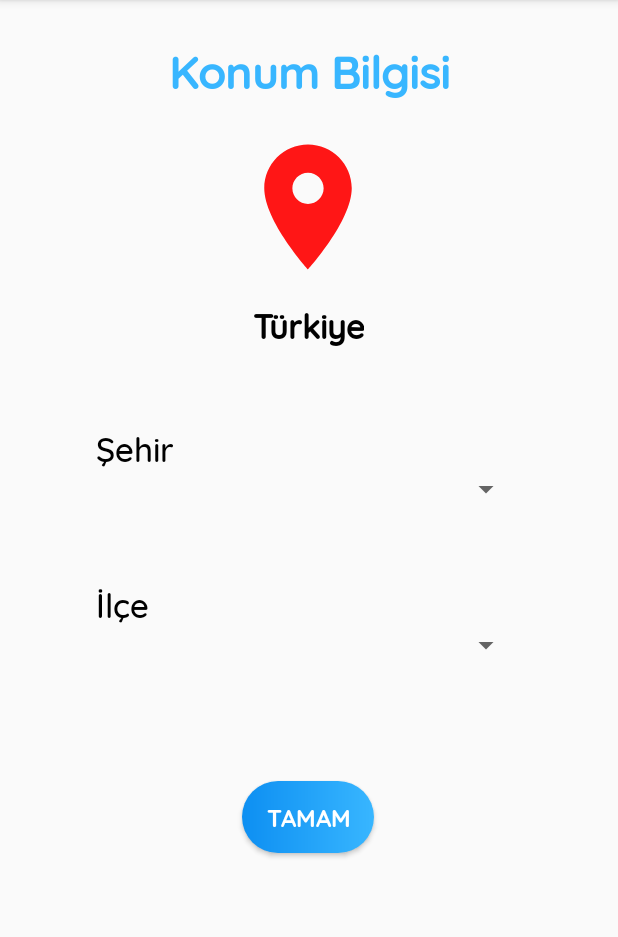
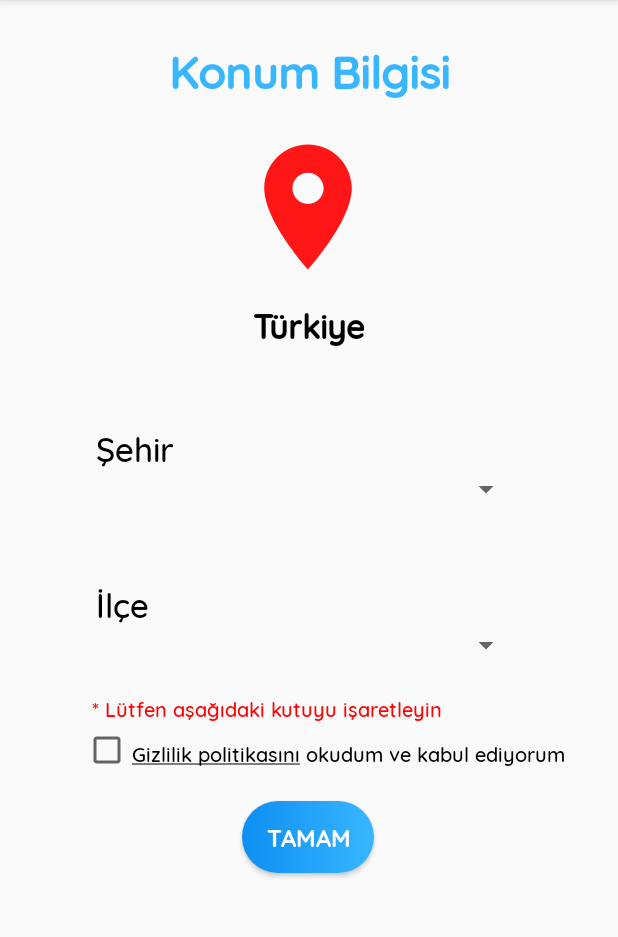
Before and after one commit to MakTheCeo/EzanVaktiPro, an Android app: the screen it shows after launch (LocationActivity), after a tap on "TAMAM", on a phone screen of 412 x 824 dp, the part 84-1021 px from its top. Run offline under Robolectric (Android 15) with nearby library versions, the phone set to English and light mode, and no system bars; 1 statement that could not run was skipped.

Commit message:
not important

```diff
--- a/app/build.gradle
+++ b/app/build.gradle
@@ -45,6 +45,7 @@ dependencies {
     implementation 'com.google.android.material:material:1.6.1'
     implementation 'androidx.constraintlayout:constraintlayout:2.1.4'
     implementation 'androidx.work:work-runtime-ktx:2.5.0'
+    implementation 'androidx.test.ext:junit-ktx:1.1.4'
     testImplementation 'junit:junit:4.13.2'
     androidTestImplementation 'androidx.test.ext:junit:1.1.3'
     androidTestImplementation 'androidx.test.espresso:espresso-core:3.4.0'
--- a/app/src/main/java/com/alkhatib/namazvakitleri/Activities/LocationActivity.kt
+++ b/app/src/main/java/com/alkhatib/namazvakitleri/Activities/LocationActivity.kt
@@ -3,12 +3,15 @@ package com.alkhatib.namazvakitleri.Activities
 import android.content.Context
 import android.content.Intent
 import android.content.SharedPreferences
+import android.net.Uri
 import android.os.Bundle
 import android.view.View
 import android.widget.AdapterView
 import android.widget.ArrayAdapter
 import android.widget.Toast
 import androidx.appcompat.app.AppCompatActivity
+import androidx.core.view.isVisible
+import com.alkhatib.namazvakitleri.MainActivity
 import com.alkhatib.namazvakitleri.RetrofitApi.City
 import com.alkhatib.namazvakitleri.RetrofitApi.District
 import com.alkhatib.namazvakitleri.RetrofitApi.RetrofitAPI
@@ -41,23 +44,56 @@ class LocationActivity : AppCompatActivity() {
         mSharedPreferences =
             this.getSharedPreferences(PREFERENCE_NAME, Context.MODE_PRIVATE)
 
+        binding.checkboxTextTV.setOnClickListener{
+                var gourl= Intent(Intent.ACTION_VIEW, Uri.parse("https://www.freeprivacypolicy.com/live/121ad82e-acbd-49f6-a3c7-cd317816039b"))
+                startActivity(gourl)
+        }
+        if (mSharedPreferences.contains("Executed") )
+        {
+            binding.checkBox.visibility = View.GONE
+            binding.warningTV.visibility = View.GONE
+            binding.checkboxTextTV.visibility = View.GONE
+        }
 
         // get data from api using retrofit.
         getCity(binding, this)
 
+
         //switch to main activity from now on.
         binding.nextBtn.setOnClickListener {
-            moveToMain()
 
-            if (mSharedPreferences.contains("PrayersDataList"))
+            if (binding.checkBox.isChecked or !binding.checkBox.isVisible) {
+
+                moveToMain()
+                if (!mSharedPreferences.contains("Executed"))
+                {
+                    val editor = mSharedPreferences.edit()
+
+                    editor.putBoolean(
+                        "Executed",
+                        true
+                        )
+                    editor.apply()
+                }
+
+            }
+            else if (!binding.warningTV.isVisible){
+                binding.warningTV.visibility = View.VISIBLE
+            }
+
+            //reset location
+            if (mSharedPreferences.contains("PrayersDataList") )
             {
+
             val editor = mSharedPreferences.edit()
 
             editor.remove(
                 "PrayersDataList",
 
             )
-            editor.apply()}
+            editor.apply()
+            }
+
         }
     }
 
--- a/app/src/main/java/com/alkhatib/namazvakitleri/Activities/SplashScreen.kt
+++ b/app/src/main/java/com/alkhatib/namazvakitleri/Activities/SplashScreen.kt
@@ -6,6 +6,7 @@ import android.os.Handler
 import android.os.Looper
 import android.view.WindowManager
 import androidx.appcompat.app.AppCompatActivity
+import com.alkhatib.namazvakitleri.MainActivity
 import com.alkhatib.namazvakitleri.R
 
 @Suppress("DEPRECATION")
--- a/app/src/main/java/com/alkhatib/namazvakitleri/Activities/MainActivity.kt
+++ b/app/src/main/java/com/alkhatib/namazvakitleri/MainActivity.kt
@@ -1,31 +1,32 @@
-package com.alkhatib.namazvakitleri.Activities
+package com.alkhatib.namazvakitleri
 
+import android.app.*
 import android.content.Context
 import android.content.Intent
 import android.content.SharedPreferences
+import android.net.Uri
+import android.os.Bundle
 import android.view.Menu
 import android.view.MenuInflater
 import android.view.MenuItem
+import android.widget.Toast
 import androidx.appcompat.app.AppCompatActivity
-import androidx.core.app.NotificationCompat
 import androidx.fragment.app.Fragment
+import com.alkhatib.namazvakitleri.Activities.LocationActivity
 import com.alkhatib.namazvakitleri.Fragments.CalenderFragment
 import com.alkhatib.namazvakitleri.Fragments.CompassFragment
 import com.alkhatib.namazvakitleri.Fragments.PrayersFragment
+import com.alkhatib.namazvakitleri.Fragments.PrayersFragment.ConnectivityUtils.isOnline
+import com.alkhatib.namazvakitleri.channelID
+import com.alkhatib.namazvakitleri.messageExtra
+import com.alkhatib.namazvakitleri.notificationID
+import com.alkhatib.namazvakitleri.titleExtra
 import com.alkhatib.namazvakitleri.R
-import com.alkhatib.namazvakitleri.RetrofitApi.SharedPrefs
 import com.alkhatib.namazvakitleri.databinding.ActivityMainBinding
+import com.alkhatib.namazvakitleri.databinding.TestingBinding
 import com.google.android.material.bottomnavigation.BottomNavigationView
 import com.google.android.material.navigation.NavigationBarView
-import android.app.*
-import com.alkhatib.namazvakitleri.Notifications.channelID
-import com.alkhatib.namazvakitleri.Notifications.messageExtra
-import com.alkhatib.namazvakitleri.Notifications.notificationID
-import com.alkhatib.namazvakitleri.Notifications.titleExtra
 import java.util.*
-import android.os.Bundle
-import android.widget.Toast
-import com.alkhatib.namazvakitleri.Fragments.PrayersFragment.ConnectivityUtils.isOnline
 
 class MainActivity : AppCompatActivity() {
     private lateinit var binding: ActivityMainBinding
@@ -44,22 +45,20 @@ class MainActivity : AppCompatActivity() {
         // TODO (STEP 3: Initialize the SharedPreferences variable.)
         mSharedPreferences =
             this.getSharedPreferences(PREFERENCE_NAME, Context.MODE_PRIVATE)
-        if (mSharedPreferences.contains("District")) {
+        if (mSharedPreferences.contains("District") and mSharedPreferences.contains("Executed")) {
 
             binding= ActivityMainBinding.inflate(layoutInflater)
         setContentView(binding.root)
 
-        //notifications
-          /*  createNotificationChannel()
-            binding.submitButton.setOnClickListener{
-                scheduleNotification()
-            }
-*/
-        //default home fragment
+      //notifications
+          createNotificationChannel()
+
+
+    //default home fragment
         loadFragment(PrayersFragment())
 
         //assigning value to bottom nav
-        bottomNav = binding.bottomNav as BottomNavigationView
+      bottomNav = binding.bottomNav as BottomNavigationView
 
         //loading the fragment based on navigation bar clicks...
         bottomNav.setOnItemSelectedListener(NavigationBarView.OnItemSelectedListener { item ->
@@ -83,7 +82,8 @@ class MainActivity : AppCompatActivity() {
 
     }
     else{
-            moveToLocationActivity()}
+            moveToLocationActivity()
+    }
 
     }
     //inflate menu
@@ -101,10 +101,18 @@ class MainActivity : AppCompatActivity() {
         val intent = Intent(this, LocationActivity::class.java)
             startActivity(intent)
         }
+        else if(item.itemId==R.id.privacyPolicyMi&& isOnline(this)){
+
+                var gourl= Intent(Intent.ACTION_VIEW, Uri.parse("https://www.freeprivacypolicy.com/live/121ad82e-acbd-49f6-a3c7-cd317816039b"))
+                startActivity(gourl)
+
+        }
         else{
             Toast.makeText(this, "İnternet bağlantısı yok", Toast.LENGTH_SHORT)
                 .show()
         }
+
+
         return true
     }
     //switch to Location activity
@@ -125,13 +133,13 @@ class MainActivity : AppCompatActivity() {
     }
 
     //schedule a notification
-   /* private fun scheduleNotification()
+    private fun scheduleNotification(title: String,message: String)
     {
         val intent = Intent(applicationContext, Notification::class.java)
-        val title = "Ezan vakti pro"
-        val message = "Akşam"
+        val title = "Yatsı"
+        val message = "Yatsı "
         intent.putExtra(titleExtra, title)
-        intent.putExtra(messageExtra, message)
+        intent.putExtra(messageExtra, message+" namazı 5 dakika sonradır")
 
         val pendingIntent = PendingIntent.getBroadcast(
             applicationContext,
@@ -168,11 +176,11 @@ class MainActivity : AppCompatActivity() {
 
     private fun getTime(): Long
     {
-        val minute = binding.timePicker.minute
-        val hour = binding.timePicker.hour
-        val day = binding.datePicker.dayOfMonth
-        val month = binding.datePicker.month
-        val year = binding.datePicker.year
+        val minute = 17
+        val hour =19
+        val day = 27
+        val month =11
+        val year = 2022
 
         val calendar = Calendar.getInstance()
         calendar.set(year, month, day, hour, minute)
@@ -181,13 +189,22 @@ class MainActivity : AppCompatActivity() {
 
     private fun createNotificationChannel()
     {
-        val name = "Notif Channel"
-        val desc = "A Description of the Channel"
+        val name = "Namaz Bildirimi"
+        val desc = "Ezan Vakti Bildirimi"
         val importance = NotificationManager.IMPORTANCE_DEFAULT
         val channel = NotificationChannel(channelID, name, importance)
         channel.description = desc
         val notificationManager = getSystemService(NOTIFICATION_SERVICE) as NotificationManager
         notificationManager.createNotificationChannel(channel)
     }
-*/
+
+
+    //when back btn pressed
+
+    override fun onBackPressed() {
+        val a = Intent(Intent.ACTION_MAIN)
+        a.addCategory(Intent.CATEGORY_HOME)
+        a.flags = Intent.FLAG_ACTIVITY_NEW_TASK
+        startActivity(a)
+    }
 }
--- a/app/src/main/java/com/alkhatib/namazvakitleri/Notifications/Notification.kt
+++ b/app/src/main/java/com/alkhatib/namazvakitleri/Notification.kt
@@ -1,4 +1,4 @@
-package com.alkhatib.namazvakitleri.Notifications
+package com.alkhatib.namazvakitleri
 
 import android.app.NotificationManager
 import android.content.BroadcastReceiver
@@ -17,7 +17,7 @@ class Notification : BroadcastReceiver()
     override fun onReceive(context: Context, intent: Intent)
     {
         val notification = NotificationCompat.Builder(context, channelID)
-            .setSmallIcon(R.drawable.ic_launcher_foreground)
+            .setSmallIcon(R.drawable.ic_baseline_notifications_active_24)
             .setContentTitle(intent.getStringExtra(titleExtra))
             .setContentText(intent.getStringExtra(messageExtra))
             .build()
--- a/app/src/main/res/layout/activity_location.xml
+++ b/app/src/main/res/layout/activity_location.xml
@@ -101,15 +101,53 @@
         style="@style/prayerTableTheme"
         android:layout_width="wrap_content"
         android:layout_height="wrap_content"
+        android:layout_marginTop="92dp"
         android:background="@drawable/button_background_blue"
         android:fontFamily="@font/qs_bold"
         android:text="TAMAM"
         android:textColor="@color/white"
         android:textSize="16sp"
-        app:layout_constraintBottom_toBottomOf="parent"
         app:layout_constraintEnd_toEndOf="parent"
         app:layout_constraintHorizontal_bias="0.498"
         app:layout_constraintStart_toStartOf="parent"
-        app:layout_constraintTop_toBottomOf="@+id/districtSpinner"
-        app:layout_constraintVertical_bias="0.283" />
+        app:layout_constraintTop_toBottomOf="@+id/districtSpinner" />
+
+    <TextView
+        android:id="@+id/warningTV"
+        style="@style/prayerTableTheme"
+        android:layout_width="wrap_content"
+        android:layout_height="wrap_content"
+        android:layout_marginTop="20dp"
+        android:text="@string/check_the_checkbox"
+        android:textColor="#FF0000"
+        android:textSize="13sp"
+        android:visibility="invisible"
+        app:layout_constraintEnd_toEndOf="parent"
+        app:layout_constraintHorizontal_bias="0.34"
+        app:layout_constraintStart_toStartOf="parent"
+        app:layout_constraintTop_toBottomOf="@+id/districtSpinner" />
+
+    <TextView
+        android:id="@+id/checkboxTextTV"
+        style="@style/prayerTableTheme"
+        android:layout_width="0dp"
+        android:layout_height="wrap_content"
+        android:layout_marginTop="10dp"
+        android:layout_marginEnd="35dp"
+        android:text="@string/agreement"
+        android:textSize="13sp"
+        app:layout_constraintEnd_toEndOf="parent"
+        app:layout_constraintTop_toBottomOf="@+id/warningTV" />
+
+    <CheckBox
+        android:id="@+id/checkBox"
+        android:layout_width="wrap_content"
+        android:layout_height="wrap_content"
+        android:layout_marginTop="2dp"
+        android:shadowColor="#FFFFFF"
+        app:layout_constraintEnd_toStartOf="@+id/checkboxTextTV"
+        app:layout_constraintHorizontal_bias="0.983"
+        app:layout_constraintStart_toStartOf="parent"
+        app:layout_constraintTop_toBottomOf="@+id/warningTV" />
+
 </androidx.constraintlayout.widget.ConstraintLayout>
--- a/app/src/main/res/layout/activity_main.xml
+++ b/app/src/main/res/layout/activity_main.xml
@@ -5,19 +5,20 @@
     android:layout_width="match_parent"
     android:layout_height="match_parent"
     android:background="#ffffff"
-    tools:context=".Activities.MainActivity"
+    tools:context=".MainActivity"
     android:id="@+id/relativeLayout">
 
     <androidx.constraintlayout.widget.ConstraintLayout
         android:id="@+id/container"
         android:layout_width="match_parent"
         android:layout_height="0dp"
+        android:background="#FFFFFF"
         app:layout_constraintBottom_toTopOf="@+id/bottomNav"
         app:layout_constraintEnd_toEndOf="parent"
         app:layout_constraintStart_toStartOf="parent"
         app:layout_constraintTop_toTopOf="parent"
         tools:layout_conversion_absoluteHeight="0dp"
-        tools:layout_conversion_absoluteWidth="411dp"/>
+        tools:layout_conversion_absoluteWidth="411dp" />
 
 
     <LinearLayout
--- a/app/src/main/res/layout/fragment_compass.xml
+++ b/app/src/main/res/layout/fragment_compass.xml
@@ -5,6 +5,7 @@
     android:id="@+id/compassconstraintLayout"
     android:layout_width="match_parent"
     android:layout_height="match_parent"
+    android:background="#FFFFFF"
     tools:context=".Fragments.CompassFragment">
 
     <!-- TODO: Update blank fragment layout -->
--- a/app/src/main/res/layout/fragment_prayers.xml
+++ b/app/src/main/res/layout/fragment_prayers.xml
@@ -5,6 +5,7 @@
     android:id="@+id/prayersconstraintLayout"
     android:layout_width="match_parent"
     android:layout_height="match_parent"
+    android:background="#FFFFFF"
     tools:context=".Fragments.PrayersFragment">
 
 
--- a/app/src/main/res/layout/recycler_item.xml
+++ b/app/src/main/res/layout/recycler_item.xml
@@ -5,6 +5,7 @@
     android:layout_width="match_parent"
     android:layout_height="wrap_content"
     android:layout_gravity="center_horizontal"
+    android:background="#FFFFFF"
     android:gravity="center"
     android:paddingVertical="3dp"
     android:weightSum="7.3">
--- a/app/src/main/res/values/colors.xml
+++ b/app/src/main/res/values/colors.xml
@@ -3,7 +3,7 @@
     <color name="blue_app">#38B6FF</color>
     <color name="lightblue_app">#ACEEFD</color>
     <color name="red_app">#FF1616</color>
-    <color name="lightred_app">#F4ACAC</color>
+    <color name="lightred_app">#D12323</color>
     <color name="green">#25CC00</color>
 
     <color name="colorPrimary">@color/red_app</color>
--- a/app/src/main/res/values/strings.xml
+++ b/app/src/main/res/values/strings.xml
@@ -4,7 +4,6 @@
     <string name="app_version">App version 3.0</string>
     <string name="fajr">İmsak</string>
     <string name="sunrise">Güneş</string>
-
     <string name="dhuhr">Öğle</string>
     <string name="asr">İkindi</string>
     <string name="maghreb">Akşam</string>
@@ -17,4 +16,6 @@
     <string name="appwidget_text">EXAMPLE</string>
     <string name="add_widget">Add widget</string>
     <string name="app_widget_description">This is an app widget description</string>
+    <string name="agreement"><u>Gizlilik politikasını</u> okudum ve kabul ediyorum</string>
+    <string name="check_the_checkbox">* Lütfen aşağıdaki kutuyu işaretleyin</string>
 </resources>
```
Also changed, not shown: app/src/main/AndroidManifest.xml (+14 -9 lines), app/src/main/java/com/alkhatib/namazvakitleri/Fragments/PrayersRecyclerAdapter.kt (+7 -2 lines), app/src/main/res/drawable-nodpi/calender_background_red.xml (added, +8 -0 lines), app/src/main/res/layout/activity_splash_screen.xml (+13 -0 lines), app/src/main/res/layout/fragment_calender.xml (+28 -18 lines), app/src/main/res/layout/testing.xml (+5 -5 lines), app/src/main/res/drawable/mosque.png (added).
